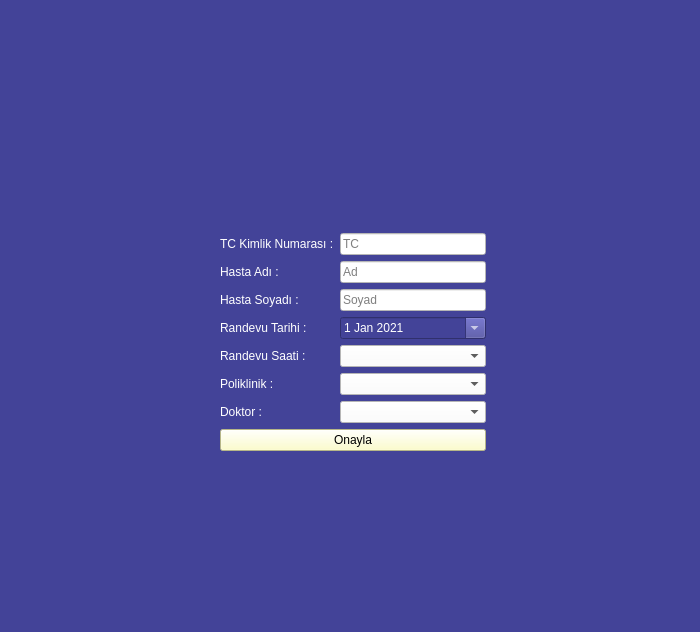
mkemalgokce/hastaneRandevuSistemi, file Uis/hasta.ui: the form before one commit.
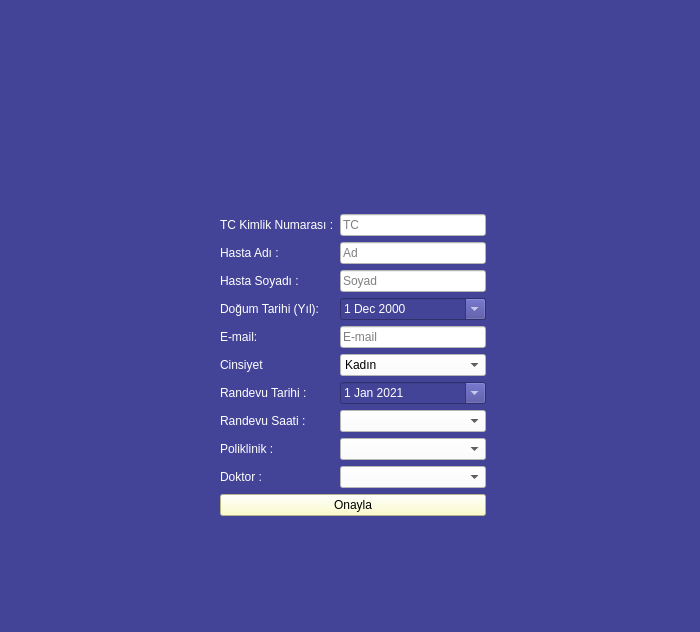
The form after the commit. Icons and pictures are not drawn.

What changed in the file:
```diff
--- a/Uis/hasta.ui
+++ b/Uis/hasta.ui
@@ -41,7 +41,7 @@
      <x>220</x>
      <y>10</y>
      <width>266</width>
-     <height>623</height>
+     <height>669</height>
     </rect>
    </property>
    <layout class="QFormLayout" name="formLayout">
@@ -107,78 +107,7 @@
       </property>
      </widget>
     </item>
-    <item row="10" column="0">
-     <widget class="QLabel" name="label_8">
-      <property name="layoutDirection">
-       <enum>Qt::RightToLeft</enum>
-      </property>
-      <property name="styleSheet">
-       <string notr="true">color: rgb(255, 255, 255);</string>
-      </property>
-      <property name="text">
-       <string>TC Kimlik Numarası :</string>
-      </property>
-     </widget>
-    </item>
-    <item row="10" column="1">
-     <widget class="QLineEdit" name="tc_Line">
-      <property name="layoutDirection">
-       <enum>Qt::RightToLeft</enum>
-      </property>
-      <property name="styleSheet">
-       <string notr="true">color: rgb(0,0,0);
-background-color: rgb(255, 255, 255);
-</string>
-      </property>
-      <property name="inputMethodHints">
-       <set>Qt::ImhNone</set>
-      </property>
-      <property name="text">
-       <string/>
-      </property>
-      <property name="placeholderText">
-       <string>TC</string>
-      </property>
-      <property name="clearButtonEnabled">
-       <bool>false</bool>
-      </property>
-     </widget>
-    </item>
-    <item row="12" column="0">
-     <widget class="QLabel" name="label">
-      <property name="layoutDirection">
-       <enum>Qt::RightToLeft</enum>
-      </property>
-      <property name="styleSheet">
-       <string notr="true">color: rgb(255, 255, 255);</string>
-      </property>
-      <property name="text">
-       <string>Hasta Adı :</string>
-      </property>
-     </widget>
-    </item>
-    <item row="12" column="1">
-     <widget class="QLineEdit" name="ad_Line">
-      <property name="layoutDirection">
-       <enum>Qt::RightToLeft</enum>
-      </property>
-      <property name="styleSheet">
-       <string notr="true">color: rgb(0,0,0);
-background-color: rgb(255, 255, 255);
-</string>
-      </property>
-      <property name="inputMethodHints">
-       <set>Qt::ImhNone</set>
-      </property>
-      <property name="text">
-       <string/>
-      </property>
-      <property name="placeholderText">
-       <string>Ad</string>
-      </property>
-     </widget>
-    </item>
-    <item row="15" column="0">
+    <item row="17" column="0">
      <widget class="QLabel" name="label_2">
       <property name="styleSheet">
        <string notr="true">color: rgb(255, 255, 255);</string>
@@ -188,7 +117,7 @@
       </property>
      </widget>
     </item>
-    <item row="15" column="1">
+    <item row="17" column="1">
      <widget class="QLineEdit" name="soyad_Line">
       <property name="styleSheet">
        <string notr="true">color: rgb(0,0,0);
@@ -203,18 +132,82 @@
       </property>
      </widget>
     </item>
-    <item row="16" column="0">
-     <widget class="QLabel" name="label_3">
+    <item row="30" column="0" colspan="2">
+     <widget class="QPushButton" name="hastaEkle_Btn">
       <property name="styleSheet">
+       <string notr="true">background-color: rgb(255, 255, 190);</string>
+      </property>
+      <property name="text">
+       <string>Onayla</string>
+      </property>
+     </widget>
+    </item>
+    <item row="18" column="0">
+     <widget class="QLabel" name="label_12">
+      <property name="styleSheet">
        <string notr="true">color: rgb(255, 255, 255);</string>
       </property>
       <property name="text">
-       <string>Randevu Tarihi :</string>
+       <string>Doğum Tarihi (Yıl):</string>
       </property>
      </widget>
     </item>
-    <item row="16" column="1">
-     <widget class="QDateEdit" name="dateEdit">
+    <item row="19" column="1">
+     <widget class="QLineEdit" name="mail_Line">
+      <property name="styleSheet">
+       <string notr="true">color: rgb(0,0,0);
+background-color: rgb(255, 255, 255);
+</string>
+      </property>
+      <property name="inputMethodHints">
+       <set>Qt::ImhLowercaseOnly</set>
+      </property>
+      <property name="placeholderText">
+       <string>E-mail</string>
+      </property>
+     </widget>
+    </item>
+    <item row="20" column="1">
+     <widget class="QComboBox" name="comboBox_Cinsiyet">
+      <property name="styleSheet">
+       <string notr="true">color: rgb(0, 0, 0);
+background-color: rgb(255, 255, 255);
+</string>
+      </property>
+      <item>
+       <property name="text">
+        <string>Kadın</string>
+       </property>
+      </item>
+      <item>
+       <property name="text">
+        <string>Erkek</string>
+       </property>
+      </item>
+     </widget>
+    </item>
+    <item row="19" column="0">
+     <widget class="QLabel" name="label_10">
+      <property name="styleSheet">
+       <string notr="true">color: rgb(255, 255, 255);</string>
+      </property>
+      <property name="text">
+       <string>E-mail:</string>
+      </property>
+     </widget>
+    </item>
+    <item row="20" column="0">
+     <widget class="QLabel" name="label_11">
+      <property name="styleSheet">
+       <string notr="true">color: rgb(255, 255, 255);</string>
+      </property>
+      <property name="text">
+       <string>Cinsiyet</string>
+      </property>
+     </widget>
+    </item>
+    <item row="21" column="1">
+     <widget class="QDateEdit" name="rt_dateEdit">
       <property name="styleSheet">
        <string notr="true">color: rgb(255, 255, 255);</string>
       </property>
@@ -230,7 +223,26 @@
       </property>
      </widget>
     </item>
-    <item row="17" column="0">
+    <item row="21" column="0">
+     <widget class="QLabel" name="label_3">
+      <property name="styleSheet">
+       <string notr="true">color: rgb(255, 255, 255);</string>
+      </property>
+      <property name="text">
+       <string>Randevu Tarihi :</string>
+      </property>
+     </widget>
+    </item>
+    <item row="22" column="1">
+     <widget class="QComboBox" name="comboBox_Saat">
+      <property name="styleSheet">
+       <string notr="true">color: rgb(0, 0, 0);
+background-color: rgb(255, 255, 255);
+</string>
+      </property>
+     </widget>
+    </item>
+    <item row="22" column="0">
      <widget class="QLabel" name="label_4">
       <property name="styleSheet">
        <string notr="true">color: rgb(255, 255, 255);</string>
@@ -240,8 +252,8 @@
       </property>
      </widget>
     </item>
-    <item row="17" column="1">
-     <widget class="QComboBox" name="comboBox_Saat">
+    <item row="23" column="1">
+     <widget class="QComboBox" name="comboBox_Poliklinik">
       <property name="styleSheet">
        <string notr="true">color: rgb(0, 0, 0);
 background-color: rgb(255, 255, 255);
@@ -249,7 +261,7 @@
       </property>
      </widget>
     </item>
-    <item row="19" column="0">
+    <item row="23" column="0">
      <widget class="QLabel" name="label_6">
       <property name="styleSheet">
        <string notr="true">color: rgb(255, 255, 255);</string>
@@ -259,8 +271,8 @@
       </property>
      </widget>
     </item>
-    <item row="19" column="1">
-     <widget class="QComboBox" name="comboBox_Poliklinik">
+    <item row="24" column="1">
+     <widget class="QComboBox" name="comboBox_Doktor">
       <property name="styleSheet">
        <string notr="true">color: rgb(0, 0, 0);
 background-color: rgb(255, 255, 255);
@@ -268,7 +280,7 @@
       </property>
      </widget>
     </item>
-    <item row="22" column="0">
+    <item row="24" column="0">
      <widget class="QLabel" name="label_5">
       <property name="styleSheet">
        <string notr="true">color: rgb(255, 255, 255);</string>
@@ -278,22 +290,91 @@
       </property>
      </widget>
     </item>
-    <item row="22" column="1">
-     <widget class="QComboBox" name="comboBox_Doktor">
+    <item row="16" column="0">
+     <widget class="QLabel" name="label">
+      <property name="layoutDirection">
+       <enum>Qt::RightToLeft</enum>
+      </property>
       <property name="styleSheet">
-       <string notr="true">color: rgb(0, 0, 0);
+       <string notr="true">color: rgb(255, 255, 255);</string>
+      </property>
+      <property name="text">
+       <string>Hasta Adı :</string>
+      </property>
+     </widget>
+    </item>
+    <item row="16" column="1">
+     <widget class="QLineEdit" name="ad_Line">
+      <property name="layoutDirection">
+       <enum>Qt::RightToLeft</enum>
+      </property>
+      <property name="styleSheet">
+       <string notr="true">color: rgb(0,0,0);
 background-color: rgb(255, 255, 255);
 </string>
       </property>
+      <property name="inputMethodHints">
+       <set>Qt::ImhNone</set>
+      </property>
+      <property name="text">
+       <string/>
+      </property>
+      <property name="placeholderText">
+       <string>Ad</string>
+      </property>
      </widget>
     </item>
-    <item row="24" column="0" colspan="2">
-     <widget class="QPushButton" name="hastaEkle_Btn">
+    <item row="15" column="0">
+     <widget class="QLabel" name="label_8">
+      <property name="layoutDirection">
+       <enum>Qt::RightToLeft</enum>
+      </property>
       <property name="styleSheet">
-       <string notr="true">background-color: rgb(255, 255, 190);</string>
+       <string notr="true">color: rgb(255, 255, 255);</string>
       </property>
       <property name="text">
-       <string>Onayla</string>
+       <string>TC Kimlik Numarası :</string>
+      </property>
+     </widget>
+    </item>
+    <item row="15" column="1">
+     <widget class="QLineEdit" name="tc_Line">
+      <property name="layoutDirection">
+       <enum>Qt::RightToLeft</enum>
+      </property>
+      <property name="styleSheet">
+       <string notr="true">color: rgb(0,0,0);
+background-color: rgb(255, 255, 255);
+</string>
+      </property>
+      <property name="inputMethodHints">
+       <set>Qt::ImhNone</set>
+      </property>
+      <property name="text">
+       <string/>
+      </property>
+      <property name="placeholderText">
+       <string>TC</string>
+      </property>
+      <property name="clearButtonEnabled">
+       <bool>false</bool>
+      </property>
+     </widget>
+    </item>
+    <item row="18" column="1">
+     <widget class="QDateEdit" name="dt_dateEdit">
+      <property name="styleSheet">
+       <string notr="true">color: rgb(255, 255, 255);</string>
+      </property>
+      <property name="calendarPopup">
+       <bool>true</bool>
+      </property>
+      <property name="date">
+       <date>
+        <year>2000</year>
+        <month>12</month>
+        <day>1</day>
+       </date>
       </property>
      </widget>
     </item>
```
